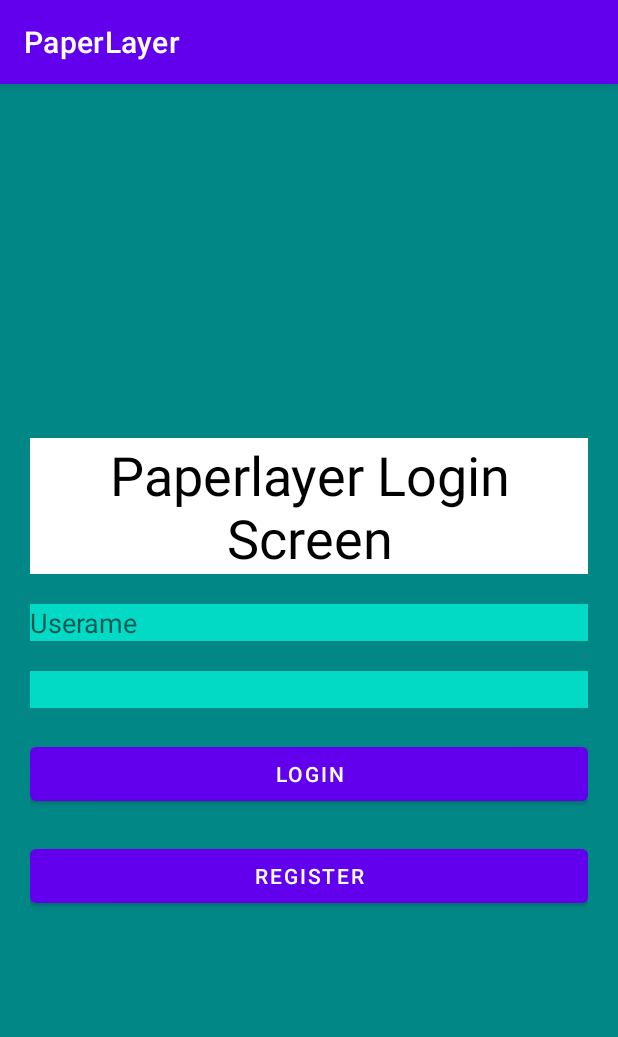
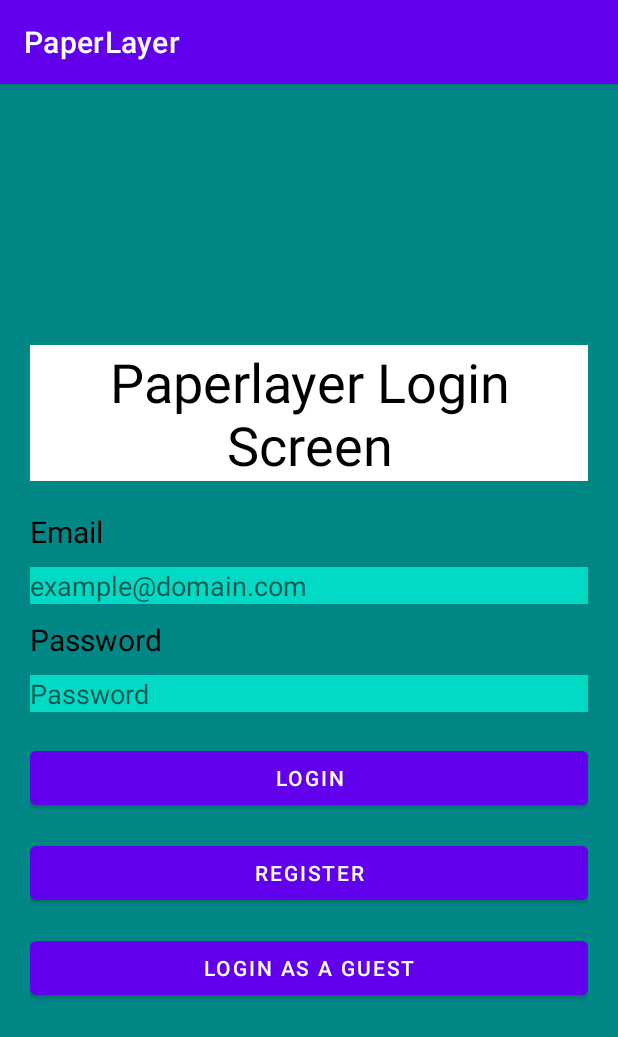
Before and after one commit to bounswe/bounswe2020group3, an Android app: the LoginFragment screen opened through its navigation route, on a phone screen of 412 x 824 dp. Shown: the top 1037 px of the screen. Run offline under Robolectric (Android 15) with nearby library versions, the phone set to English and light mode, and no system bars; our stand-ins replace Timber.

Commit message:
fragment_login.xml: Reorganise login page
Create guest button,email text,password text,add hint texts to inputFields

```diff
--- a/android/app/src/main/res/layout/fragment_login.xml
+++ b/android/app/src/main/res/layout/fragment_login.xml
@@ -24,24 +24,47 @@
             android:textColor="@color/black"
             android:textSize="36sp" />
 
+        <TextView
+            android:id="@+id/loginEmailTextView"
+            android:layout_width="match_parent"
+            android:layout_height="wrap_content"
+            android:layout_marginTop="20dp"
+            android:gravity="left"
+            android:text="Email"
+            android:textColor="@color/black"
+            android:textSize="20sp" />
+
+
         <EditText
             android:id="@+id/usernameEditText"
             android:layout_width="match_parent"
             android:layout_height="wrap_content"
-            android:layout_marginTop="20dp"
+            android:layout_marginTop="10dp"
             android:background="@color/teal_200"
             android:ems="10"
             android:inputType="textPersonName"
-            android:hint="Userame" />
+            android:hint="example@domain.com" />
+
+        <TextView
+            android:id="@+id/loginPasswordTextView"
+            android:layout_width="match_parent"
+            android:layout_height="wrap_content"
+            android:layout_marginTop="10dp"
+            android:gravity="left"
+            android:text="Password"
+            android:textColor="@color/black"
+            android:textSize="20sp" />
+
 
         <EditText
             android:id="@+id/passwordEditText"
             android:layout_width="match_parent"
             android:layout_height="wrap_content"
-            android:layout_marginTop="20dp"
+            android:layout_marginTop="10dp"
             android:background="@color/teal_200"
             android:ems="10"
-            android:inputType="textPassword" />
+            android:inputType="textPassword"
+            android:hint="Password" />
 
         <Button
             android:id="@+id/loginButton"
@@ -49,12 +72,20 @@
             android:layout_height="wrap_content"
             android:layout_marginTop="20dp"
             android:text="Login" />
+
         <Button
             android:id="@+id/registerButton"
             android:layout_width="match_parent"
             android:layout_height="wrap_content"
-            android:layout_marginTop="20dp"
+            android:layout_marginTop="15dp"
             android:text="Register" />
+
+        <Button
+            android:id="@+id/loginGuestButton"
+            android:layout_width="match_parent"
+            android:layout_height="wrap_content"
+            android:layout_marginTop="15dp"
+            android:text="Login as a Guest" />
 
     </LinearLayout>
 
```
